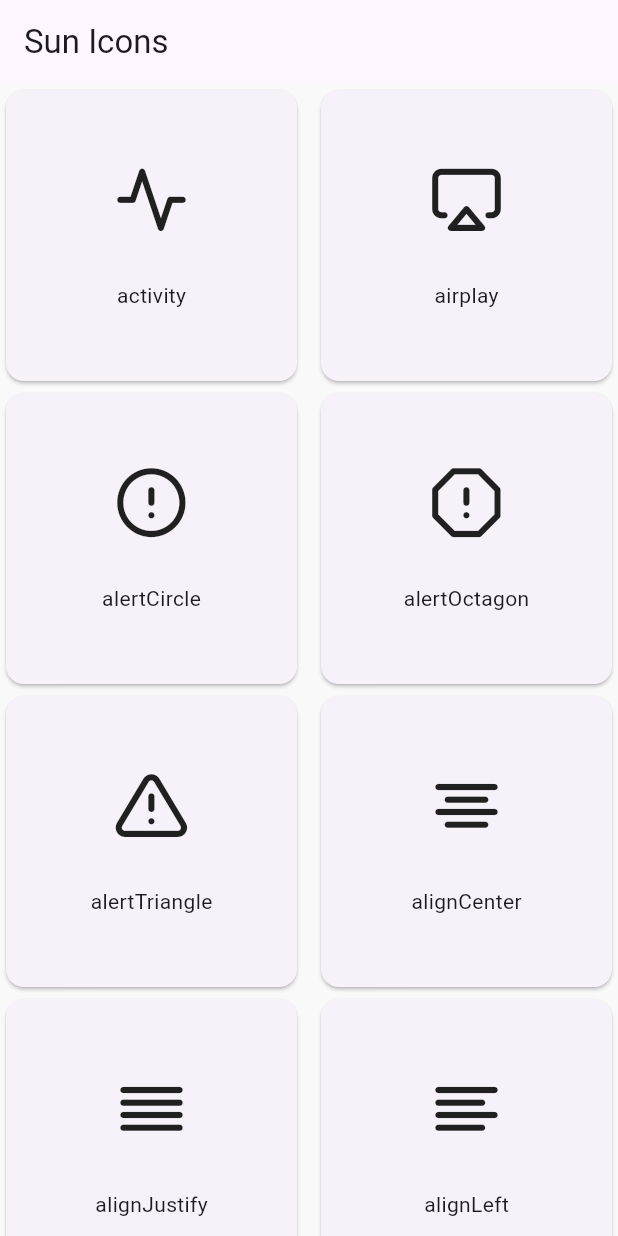
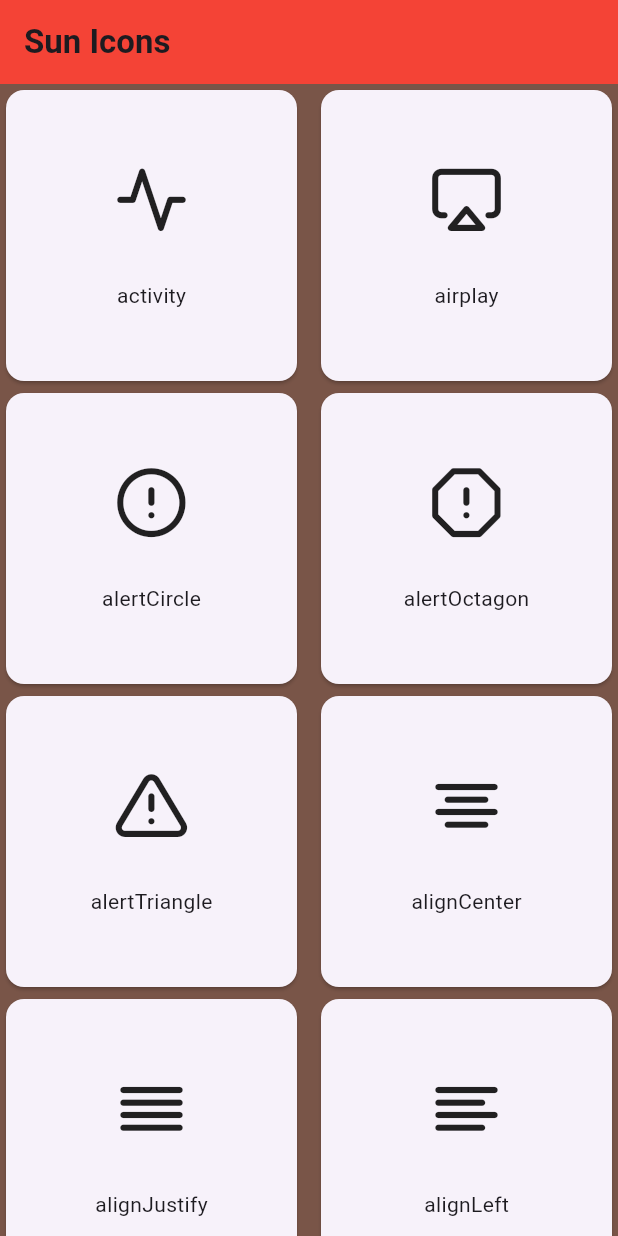
Before and after one commit to tiwarisuraj136/sunicons, a Flutter app: the screen it shows after launch, on a phone screen of 412 x 824 dp. Run offline on Flutter 3.47's test engine with Material 3 defaults, Android fonts, the phone set to English and light mode, and no system bars.

Commit message:
add font color bold and background color change

```diff
--- a/example/lib/main.dart
+++ b/example/lib/main.dart
@@ -29,9 +29,13 @@ class MyApp extends StatelessWidget {
       debugShowCheckedModeBanner: false,
       title: "Sun Icons Example",
       home: Scaffold(
-        backgroundColor: const Color(0xFFF9F9F9),
+        backgroundColor: Colors.brown,
         appBar: AppBar(
-          title: const Text('Sun Icons'),
+          title: const Text('Sun Icons', style: TextStyle(
+            fontWeight: FontWeight.bold,
+          ),),
+
+          backgroundColor: Colors.red,
         ),
         body: GridView.builder(
           gridDelegate: const SliverGridDelegateWithFixedCrossAxisCount(
--- a/pubspec.yaml
+++ b/pubspec.yaml
@@ -15,7 +15,7 @@ dependencies:
 dev_dependencies:
   flutter_test:
     sdk: flutter
-  recase: ^4.0.0-nullsafety.0
+#  recase: ^4.0.0-nullsafety.0
 
 # For information on the generic Dart part of this file, see the
 # following page: https://dart.dev/tools/pub/pubspec
```
